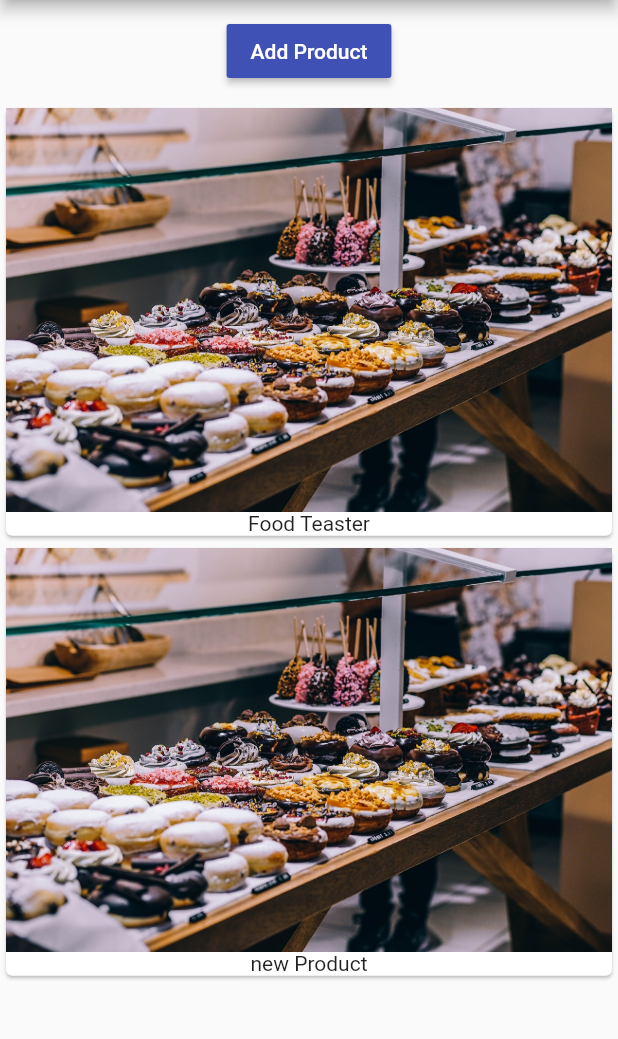
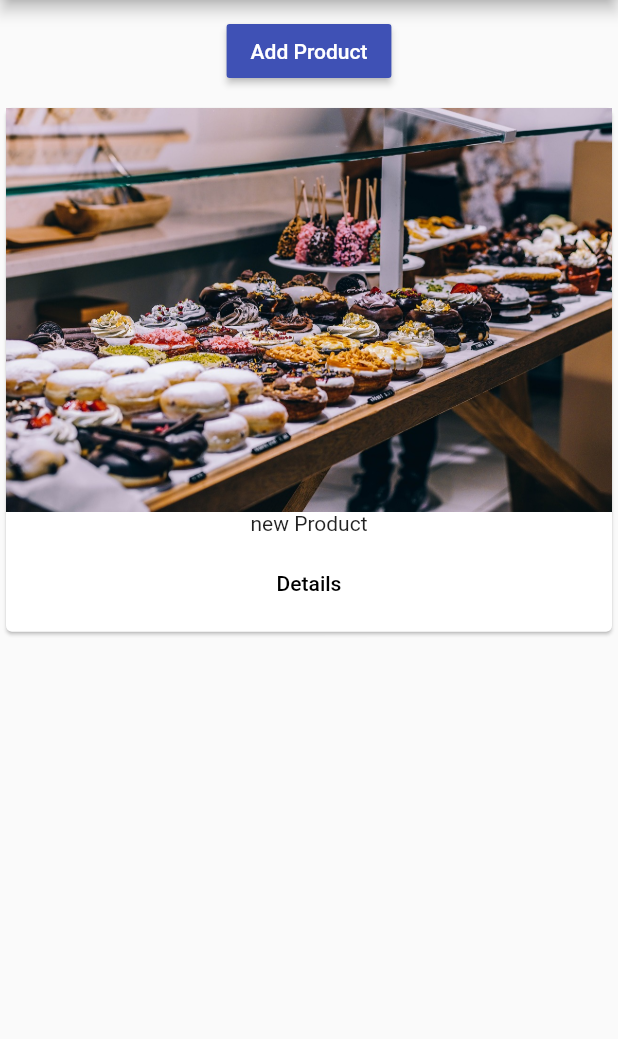
Before and after one commit to power19942/flutter-max-course, a Flutter app: the screen it shows after launch, after a tap on "Add Product", on a phone screen of 412 x 824 dp, the part 84-1123 px from its top. Run offline on Flutter 3.47's test engine with Material 2 defaults, Android fonts, the phone set to English and light mode, and no system bars.

Commit message:
add list view and start with navigation

```diff
--- a/lib/main.dart
+++ b/lib/main.dart
@@ -1,5 +1,5 @@
 import 'package:flutter/material.dart';
-import 'package:max_app/product_manager.dart';
+import 'package:max_app/pages/home.dart';
 
 void main() {
   runApp(Home());
@@ -15,12 +15,7 @@ class Home extends StatelessWidget {
         accentColor: Colors.deepPurple,
         brightness: Brightness.light
       ),
-      home: Scaffold(
-          appBar: AppBar(
-            title: Text("EasyList"),
-            centerTitle: true,
-          ),
-          body: ProductManager()),
+      home: HomePage()
     );
   }
 }
--- /dev/null
+++ b/lib/pages/home.dart
@@ -0,0 +1,15 @@
+import 'package:flutter/material.dart';
+import 'package:max_app/product_manager.dart';
+
+class HomePage extends StatelessWidget{
+  @override
+  Widget build(BuildContext context) {
+    return Scaffold(
+          appBar: AppBar(
+            title: Text("EasyList"),
+            centerTitle: true,
+          ),
+          body: ProductManager());
+  }
+
+}
--- /dev/null
+++ b/lib/pages/product.dart
@@ -0,0 +1,17 @@
+import 'package:flutter/material.dart';
+
+class ProductPage extends StatelessWidget{
+  @override
+  Widget build(BuildContext context) {
+    return Scaffold(
+      appBar: AppBar(title: Text("Product Detail"),),
+      body: Column(
+        children: <Widget>[
+          Center(child: Text("details page"),),
+          FlatButton(child: Text("Back"),onPressed: ()=> Navigator.pop(context),)
+        ],
+      )
+    );
+  }
+
+}
--- a/lib/product_manager.dart
+++ b/lib/product_manager.dart
@@ -4,7 +4,7 @@ import 'product_control.dart';
 
 class ProductManager extends StatefulWidget {
   final String startingProduct;
-  ProductManager({this.startingProduct = "Food Teaster"});
+  ProductManager({this.startingProduct});
 
   @override
   State<StatefulWidget> createState() => _ProductManagerState();
@@ -15,9 +15,11 @@ class _ProductManagerState extends State<ProductManager> {
 
   @override
   void initState() {
-    // TODO: implement initState
+    if(widget.startingProduct != null){
+      _products.add(widget.startingProduct);
+    }
+    // _products.add(widget.startingProduct);
     super.initState();
-    _products.add(widget.startingProduct);
   }
 
   void _addProducts(String product){
@@ -34,7 +36,9 @@ class _ProductManagerState extends State<ProductManager> {
           margin: EdgeInsets.all(10),
           child: ProductControl(_addProducts) ,
         ),
-        Products(_products)
+        Expanded(
+          child: Products(_products),
+        )
       ],
     );
   }
--- a/lib/products.dart
+++ b/lib/products.dart
@@ -1,22 +1,48 @@
 import 'package:flutter/material.dart';
+import 'package:max_app/pages/product.dart';
 
 class Products extends StatelessWidget {
   final List<String> products;
 
   Products([this.products = const []]) {}
 
+  Widget _buildProductItem(BuildContext context, int index) {
+    return Card(
+      child: Column(
+        children: <Widget>[
+          Image.asset("assets/food.jpg"),
+          Text(products[index]),
+          ButtonBar(
+            children: <Widget>[
+              FlatButton(
+                child: Text("Details"),
+                onPressed: () {
+                  Navigator.push(context,MaterialPageRoute(builder: (context){
+                    return ProductPage();
+                  }));
+                },
+              )
+            ],
+            alignment: MainAxisAlignment.center,
+          )
+        ],
+      ),
+    );
+  }
+
+  Widget _buildProductList() {
+    Widget productCard = Center(
+      child: Text("no data"),
+    );
+    if (products.length > 0) {
+      productCard = ListView.builder(
+        itemBuilder: _buildProductItem,
+        itemCount: products.length,
+      );
+    }
+    return productCard;
+  }
+
   @override
-  Widget build(BuildContext context) {
-    return Column(
-        children: products
-            .map((p) => Card(
-                  child: Column(
-                    children: <Widget>[
-                      Image.asset("assets/food.jpg"),
-                      Text(p),
-                    ],
-                  ),
-                ))
-            .toList());
-  }
+  Widget build(BuildContext context) => _buildProductList();
 }
```
